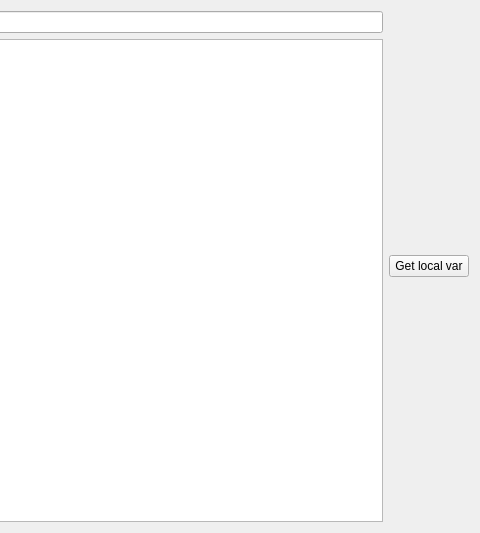
BaranovMykola/UiDebuggerGdb, file mainwindow.ui: the form before one commit; both pictures show x 394 to 874 and y 0 to 533 of the 874 by 533 pixel window.
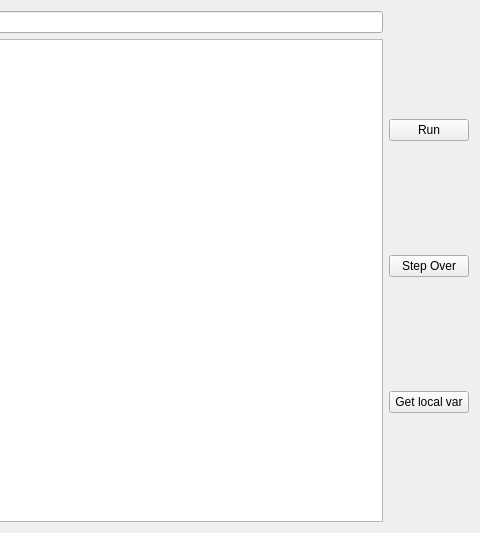
The form after the commit.

Commit message: Implemented run, step over function

The edit to the form file:
```diff
--- a/mainwindow.ui
+++ b/mainwindow.ui
@@ -17,6 +17,20 @@
    <layout class="QGridLayout" name="gridLayout_2">
     <item row="0" column="2">
      <layout class="QVBoxLayout" name="verticalLayout">
+      <item>
+       <widget class="QPushButton" name="butRun">
+        <property name="text">
+         <string>Run</string>
+        </property>
+       </widget>
+      </item>
+      <item>
+       <widget class="QPushButton" name="butStepOver">
+        <property name="text">
+         <string>Step Over</string>
+        </property>
+       </widget>
+      </item>
       <item>
        <widget class="QPushButton" name="butLocalVar">
         <property name="text">
```
The commit also changes 4 other files.
